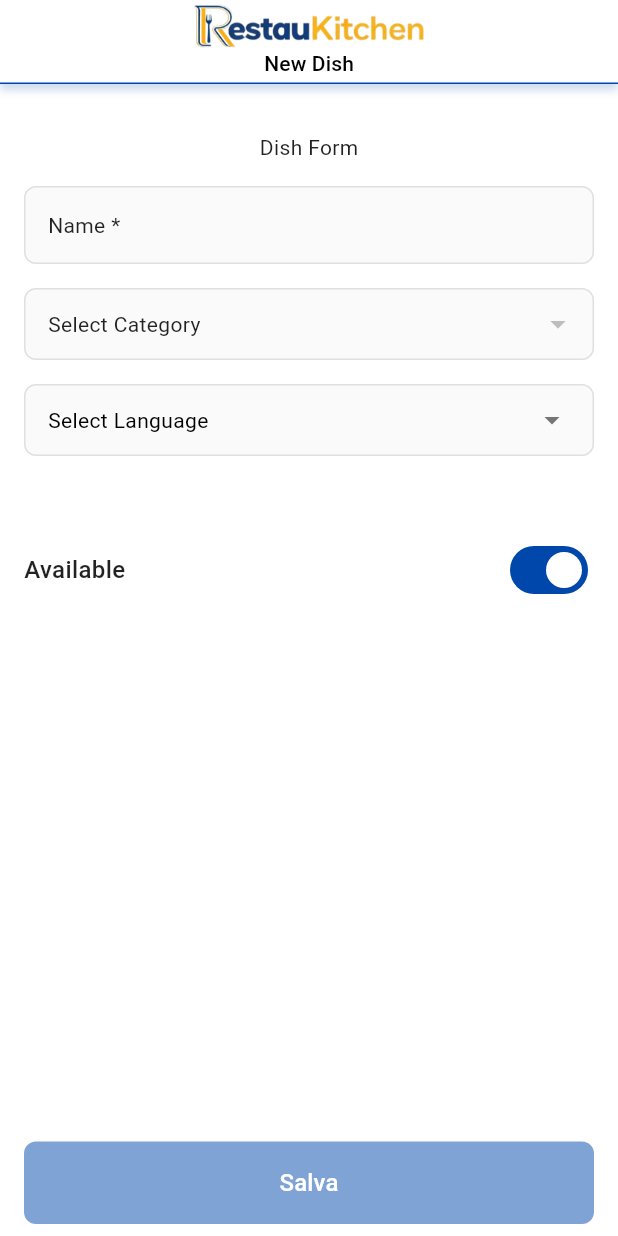
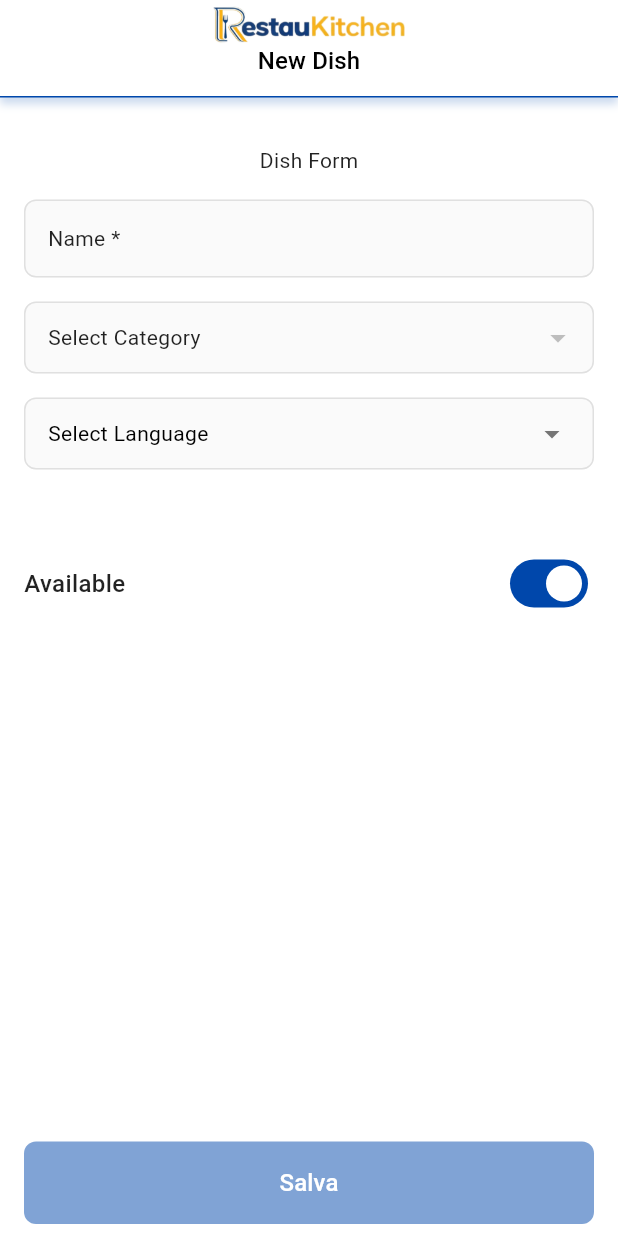
Before and after one commit to baselasi/restaukitchen_flutter_app, a Flutter app: the DishForm screen opened directly, on a phone screen of 412 x 824 dp. Run offline on Flutter 3.47's test engine with Material 3 defaults, Android fonts, the phone set to English and light mode, and no system bars; our stand-ins replace bloc, equatable, flutter_bloc, flutter_secure_storage, get_it, hive_flutter and 3 more; accounts and stored records are empty; network calls fail.

Commit message:
ui: fix app bar height

```diff
--- a/lib/core/components/appBar/details_app_bar.dart
+++ b/lib/core/components/appBar/details_app_bar.dart
@@ -6,7 +6,7 @@ class DetailsAppBar extends StatelessWidget implements PreferredSizeWidget {
   const DetailsAppBar({super.key, required this.pageTitle});
 
   @override
-  Size get preferredSize => const Size.fromHeight(kToolbarHeight);
+  Size get preferredSize => const Size.fromHeight(65);
 
   @override
   Widget build(BuildContext context) {
@@ -33,19 +33,20 @@ class DetailsAppBar extends StatelessWidget implements PreferredSizeWidget {
         elevation: 0,
         centerTitle: true,
         title: Column(
+          mainAxisAlignment: MainAxisAlignment.end,
           mainAxisSize: MainAxisSize.min,
           children: [
             // Logo
             Image.asset(
               'assets/images/logo.png',
-              height: 30,
+              height: 25,
               fit: BoxFit.contain,
             ),
             DefaultTextStyle(
               style:
                   theme.textTheme.titleSmall?.copyWith(
                     color: Colors.black,
-                    fontSize: 14,
+                    fontSize: 16,
                   ) ??
                   const TextStyle(color: Colors.black, fontSize: 14),
               child: Text(pageTitle),
--- a/lib/core/components/appBar/main_app_bar.dart
+++ b/lib/core/components/appBar/main_app_bar.dart
@@ -7,7 +7,7 @@ class MainAppBar extends StatelessWidget implements PreferredSizeWidget {
   const MainAppBar({super.key, required this.page});
 
   @override
-  Size get preferredSize => const Size.fromHeight(kToolbarHeight);
+  Size get preferredSize => const Size.fromHeight(65);
 
   @override
   Widget build(BuildContext context) {
```
